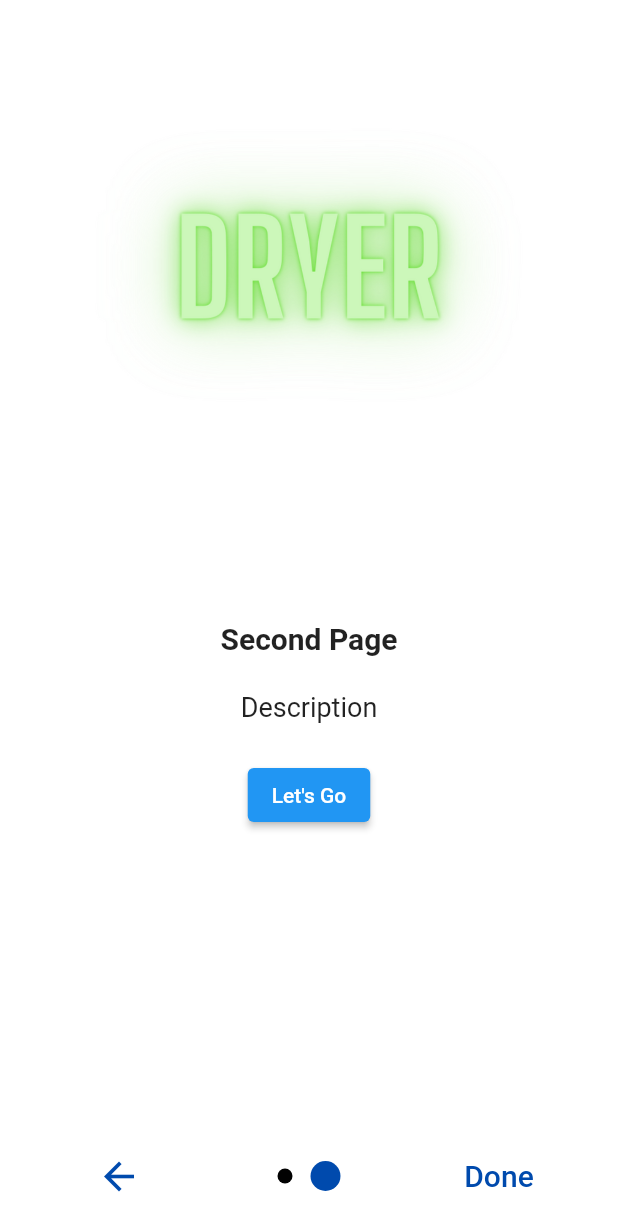
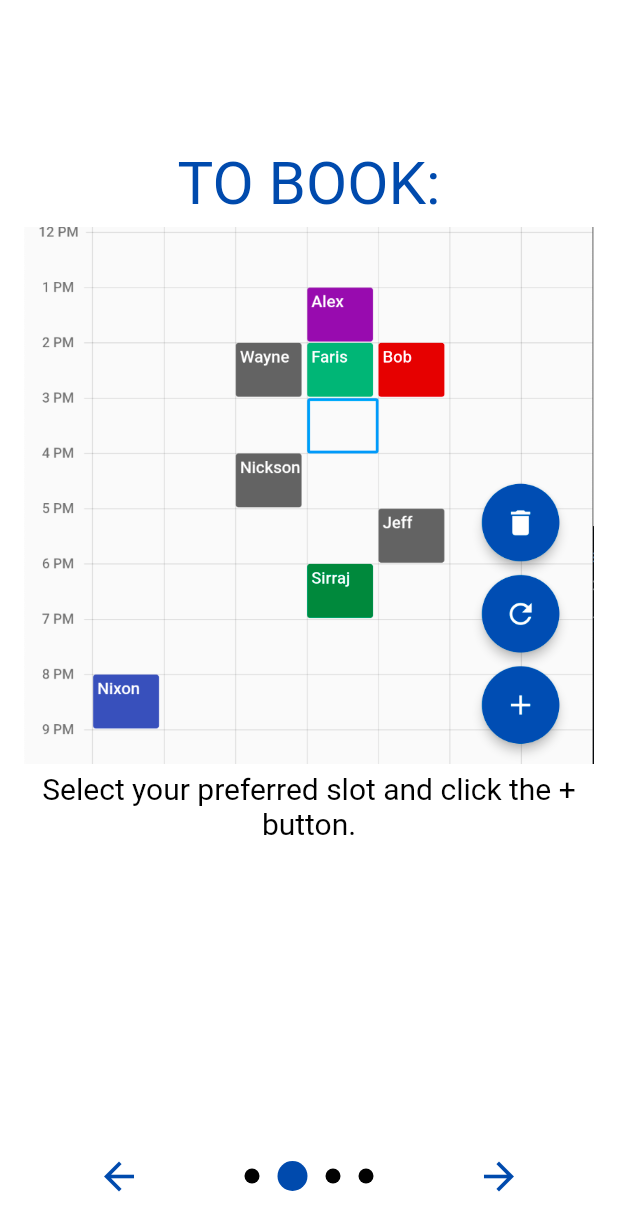
Before and after one commit to farissirraj/LaundroMATE, a Flutter app: the screen it shows after launch, after a tap on the "arrow forward" icon, on a phone screen of 412 x 824 dp. Shown: the top 1231 px of the screen. Run offline on Flutter 3.47's test engine with Material 2 defaults, Android fonts, the phone set to English and light mode, and no system bars; drawn by our look-alikes of introduction_screen; our stand-ins replace cloud_firestore, firebase_core, flutter_local_notifications, shared_preferences, syncfusion_flutter_calendar, timezone; accounts and stored records are empty; Roboto replaces fonts that are missing (Kollektif).

Commit message:
Onboarding Screen Setup

```diff
--- a/lib/book.dart
+++ b/lib/book.dart
@@ -290,10 +290,10 @@ class LoadDataFromFireStoreState extends State<LoadDataFromFireStore> {
                       'StartTime': globals.start,
                       'EndTime': globals.end
                     });
+                    getDataFromFireStore();
                     globals.appointment = globals.start;
                     // NotificationService().showNotification(1, "LaundroMATE",
                     //     "Your Laundry Appointment is approaching!");
-                    getDataFromFireStore();
                   },
                   child: const Icon(Icons.add)),
               const SizedBox(
--- a/lib/globals.dart
+++ b/lib/globals.dart
@@ -1,6 +1,6 @@
 //User Profile
-String name = 'Harry';
-String telegram = 'Harry123';
+String name = '';
+String telegram = '';
 
 //Time Conversions and Management
 String start = '';
--- a/lib/homescreen.dart
+++ b/lib/homescreen.dart
@@ -4,6 +4,7 @@ import 'dart:core';
 import 'settings.dart';
 import 'book.dart';
 import 'status.dart';
+import 'main.dart';
 
 class MyApp extends StatelessWidget {
   const MyApp({Key? key}) : super(key: key);
@@ -11,7 +12,7 @@ class MyApp extends StatelessWidget {
   @override
   Widget build(BuildContext context) {
     return MaterialApp(
-        home: OnboardingScreen(),
+        home: show ? OnboardingScreen() : const HomePage(),
         routes: <String, WidgetBuilder>{
           '/book': (context) => const LoadDataFromFireBase(),
           '/settings': (context) => Settings(),
--- a/lib/main.dart
+++ b/lib/main.dart
@@ -3,7 +3,7 @@
 // import 'package:awesome_notifications/awesome_notifications.dart';
 import 'package:firebase_core/firebase_core.dart';
 import 'package:flutter/material.dart';
-import 'package:laundromate/onboarding.dart';
+import 'package:shared_preferences/shared_preferences.dart';
 import 'dart:core';
 // import 'globals.dart';
 
@@ -16,6 +16,8 @@ import 'notificationservice.dart';
 
 //import 'generated_plugin_registrant.dart';
 final navigatorKey = GlobalKey<NavigatorState>();
+
+bool show = true;
 
 void main() async {
   WidgetsFlutterBinding.ensureInitialized();
@@ -63,5 +65,8 @@ void main() async {
   WidgetsFlutterBinding.ensureInitialized();
   NotificationService().initNotification();
 
+  final prefs = await SharedPreferences.getInstance();
+  show = prefs.getBool('Onboarding') ?? true;
+
   runApp(const MyApp());
 }
--- a/lib/onboarding.dart
+++ b/lib/onboarding.dart
@@ -1,11 +1,17 @@
 import 'package:flutter/material.dart';
 import 'package:introduction_screen/introduction_screen.dart';
+import 'package:shared_preferences/shared_preferences.dart';
 import 'homescreen.dart';
+import 'globals.dart' as globals;
+
+final _OnboardingNameController = TextEditingController();
+final _OnboardingTelegramController = TextEditingController();
 
 class OnboardingScreen extends StatelessWidget {
   OnboardingScreen({Key? key}) : super(key: key);
 
   final List<PageViewModel> pages = [
+    // Welcome Page
     PageViewModel(
         title: '',
         //body: 'Description',
@@ -31,29 +37,86 @@ class OnboardingScreen extends StatelessWidget {
           child: Image.asset('assets/icon_onboarding.png'),
           heightFactor: 0.5,
         )),
+
+    //Booking Instructions
     PageViewModel(
-        title: 'Second Page',
-        body: 'Description',
-        footer: ElevatedButton(
-          onPressed: () {},
-          child: const Text("Let's Go"),
-        ),
-        image: Center(
-          child: Image.asset('assets/dryer_green.png'),
-        ))
+        title: '',
+        bodyWidget: Column(children: const [
+          SizedBox(height: 20),
+          Text(
+            'TO BOOK:',
+            style: TextStyle(
+                fontSize: 40,
+                fontFamily: 'Kollektif',
+                color: Color.fromRGBO(0, 74, 173, 2)),
+          ),
+          SizedBox(height: 5),
+          Image(image: AssetImage('assets/calendarBooking.png')),
+          SizedBox(height: 5),
+          Text(
+            'Select your preferred slot and click the + button.',
+            textAlign: TextAlign.center,
+            style: TextStyle(
+                fontSize: 20, fontFamily: 'Kollektif', color: Colors.black),
+          )
+        ]),
+        image: null),
+
+    //Button Instruction
+    PageViewModel(
+        title: '',
+        bodyWidget: Column(children: const [
+          SizedBox(height: 20),
+          Image(image: AssetImage('assets/sideButtons.png'), height: 400),
+          SizedBox(height: 5),
+          Text(
+            'To delete your appointment, click on the 🗑️ button',
+            textAlign: TextAlign.center,
+            style: TextStyle(
+                fontSize: 20, fontFamily: 'Kollektif', color: Colors.black),
+          ),
+          SizedBox(height: 5),
+          Text(
+            'To refresh your calendar, click on the 🔄 button',
+            textAlign: TextAlign.center,
+            style: TextStyle(
+                fontSize: 20, fontFamily: 'Kollektif', color: Colors.black),
+          )
+        ]),
+        image: null),
+
+    //Enter details
+    PageViewModel(
+        title: '',
+        bodyWidget: Column(children: [
+          const SizedBox(height: 25),
+          const Text(
+            'One Last Step!',
+            textAlign: TextAlign.left,
+            style: TextStyle(
+                fontSize: 40,
+                fontFamily: 'Kollektif',
+                color: Color.fromRGBO(0, 74, 173, 2)),
+          ),
+          const SizedBox(height: 5),
+          TextField(
+            controller: _OnboardingNameController,
+            decoration:
+                const InputDecoration(hintText: 'Name', labelText: 'Name'),
+          ),
+          const SizedBox(height: 30),
+          TextField(
+            controller: _OnboardingTelegramController,
+            decoration: const InputDecoration(
+                hintText: 'Telegram Handle', labelText: 'Telegram Handle'),
+          ),
+        ]),
+        image: null)
   ];
 
   @override
   Widget build(BuildContext context) {
     return Scaffold(
-      // appBar: AppBar(
-      //   title: const Text(
-      //     'LaundroMATE',
-      //     style: TextStyle(color: Color.fromRGBO(0, 74, 173, 2)),
-      //   ),
-      //   centerTitle: true,
-      //   backgroundColor: Colors.white,
-      // ),
       body: IntroductionScreen(
         pages: pages,
         globalBackgroundColor: Colors.white,
@@ -83,8 +146,12 @@ class OnboardingScreen extends StatelessWidget {
     );
   }
 
-  void onDone(context) {
+  void onDone(context) async {
+    final prefs = await SharedPreferences.getInstance();
+    await prefs.setBool('Onboarding', false);
     Navigator.pushReplacement(
         context, MaterialPageRoute(builder: (context) => const HomePage()));
+    globals.name = _OnboardingNameController.text;
+    globals.telegram = _OnboardingTelegramController.text;
   }
 }
--- a/lib/settings.dart
+++ b/lib/settings.dart
@@ -1,5 +1,8 @@
+import 'dart:io';
+
 import 'package:cloud_firestore/cloud_firestore.dart';
 import 'package:flutter/material.dart';
+import 'package:shared_preferences/shared_preferences.dart';
 import 'globals.dart' as globals;
 
 class Settings extends StatelessWidget {
@@ -13,6 +16,11 @@ class Settings extends StatelessWidget {
   Widget build(BuildContext context) {
     void changeHandle(String newHandle) {
       globals.telegram = newHandle;
+    }
+
+    void resetPref(context) async {
+      final prefs = await SharedPreferences.getInstance();
+      await prefs.setBool('Onboarding', true);
     }
 
     return Scaffold(
@@ -155,6 +163,7 @@ class Settings extends StatelessWidget {
                                 .collection('RC4')
                                 .doc(globals.telegram)
                                 .delete();
+                            resetPref(context);
                             Navigator.pop(context);
                             showDialog(
                                 context: context,
```
Also changed, not shown: assets/calendarBooking.png (added), assets/sideButtons.png (added).
